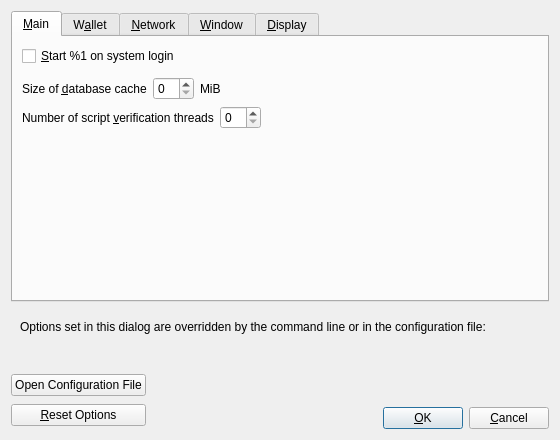
This is src/qt/forms/optionsdialog.ui in FastPaymentsInc/USDGcoin as Qt 5 draws it before an edit. The edited form follows.
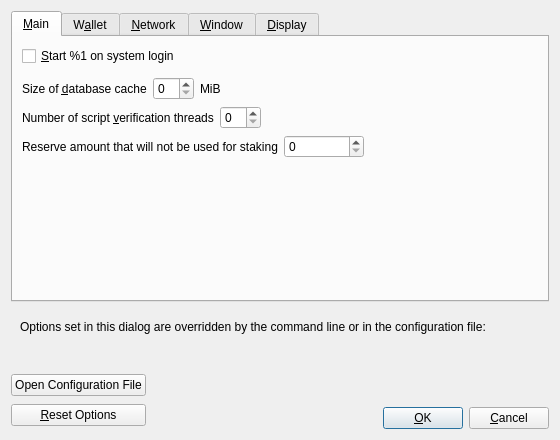
This is the edited form. Custom widgets are drawn as their Qt base class.

Commit message: qt: Add reserve balance field to settings

What changed in the file:
```diff
--- a/src/qt/forms/optionsdialog.ui
+++ b/src/qt/forms/optionsdialog.ui
@@ -130,6 +130,61 @@
          </item>
         </layout>
        </item>
+       <item>
+        <layout class="QHBoxLayout" name="horizontalLayout_Main_ReserveBalanceLabel">
+         <item>
+          <widget class="QLabel" name="reserveBalanceLabel">
+           <property name="text">
+            <string>Reserve amount that will not be used for staking</string>
+           </property>
+           <property name="textFormat">
+            <enum>Qt::PlainText</enum>
+           </property>
+           <property name="buddy">
+            <cstring>reserveBalance</cstring>
+           </property>
+          </widget>
+         </item>
+         <item>
+          <widget class="BitcoinAmountField" name="reserveBalance">
+           <property name="sizePolicy">
+             <sizepolicy hsizetype="Fixed" vsizetype="Fixed">
+             <horstretch>0</horstretch>
+             <verstretch>0</verstretch>
+             </sizepolicy>
+           </property>
+           <property name="minimumSize">
+             <size>
+             <width>80</width>
+             <height>0</height>
+             </size>
+           </property>
+           <property name="maximumSize">
+             <size>
+             <width>1000</width>
+             <height>100</height>
+             </size>
+           </property>
+           <property name="toolTip">
+            <string>Reserve amount that will not be used for staking</string>
+           </property>
+          </widget>
+         </item>
+         <item>
+          <spacer name="horizontalSpacer_Main_ReserveBalance">
+           <property name="orientation">
+            <enum>Qt::Horizontal</enum>
+           </property>
+           <property name="sizeHint" stdset="0">
+            <size>
+             <width>40</width>
+             <height>20</height>
+            </size>
+           </property>
+          </spacer>
+         </item>
+        </layout>
+       </item>
        <item>
         <spacer name="verticalSpacer_Main">
          <property name="orientation">
@@ -990,6 +1045,11 @@
    <extends>QComboBox</extends>
    <header>qt/qvaluecombobox.h</header>
   </customwidget>
+  <customwidget>
+   <class>BitcoinAmountField</class>
+   <extends>QSpinBox</extends>
+   <header>qt/bitcoinamountfield.h</header>
+  </customwidget>
  </customwidgets>
  <resources/>
  <connections/>
```
The commit also changes 3 other files.
